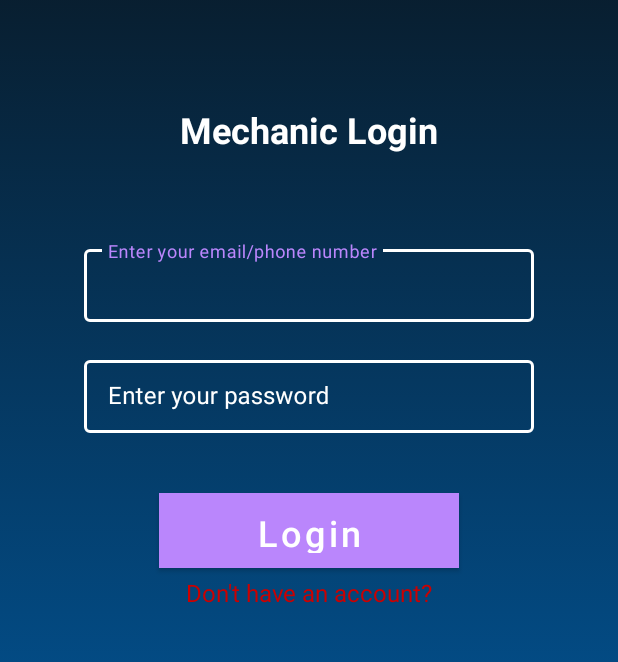
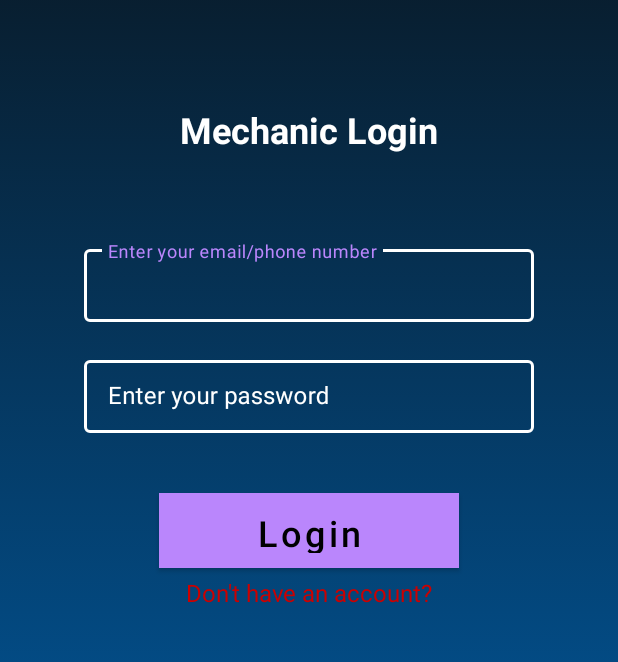
Before and after one commit to SydNS/MobMechan, an Android app: the DriverLoginRegisterActivity screen opened directly, with no data from a screen before it, on a phone screen of 412 x 824 dp, the part 384-1046 px from its top. Run offline under Robolectric (Android 15) with nearby library versions, the phone set to English and light mode, and no system bars; our stand-ins replace Firebase (no records; nobody signed in at launch, a user with empty details on screens opened directly).

Commit message:
redesigned the ui components

```diff
--- a/app/src/main/res/layout/activity_driver_login_register.xml
+++ b/app/src/main/res/layout/activity_driver_login_register.xml
@@ -19,20 +19,20 @@
 
 
     <TextView
-        android:layout_below="@+id/logoimage"
         android:id="@+id/heading"
         android:layout_width="match_parent"
         android:layout_height="wrap_content"
+        android:layout_below="@+id/logoimage"
+        android:layout_alignParentStart="true"
+        android:layout_alignParentLeft="true"
         android:layout_marginTop="70dp"
-        android:layout_alignParentStart="true"
         android:layout_marginBottom="38dp"
+        android:gravity="center_horizontal"
         android:text="Mechanic Login"
         android:textAlignment="center"
         android:textColor="@android:color/white"
         android:textSize="24sp"
-        android:textStyle="bold"
-        android:layout_alignParentLeft="true"
-        android:gravity="center_horizontal" />
+        android:textStyle="bold" />
 
     <com.google.android.material.textfield.TextInputLayout
         android:id="@+id/mechanic_email"
@@ -47,8 +47,8 @@
         <com.google.android.material.textfield.TextInputEditText
             android:layout_width="match_parent"
             android:layout_height="wrap_content"
-            android:inputType="textEmailSubject"
-            android:hint="@string/enter_your_email_phone_number" />
+            android:hint="@string/enter_your_email_phone_number"
+            android:inputType="textEmailSubject" />
     </com.google.android.material.textfield.TextInputLayout>
 
 
@@ -65,38 +65,37 @@
         <com.google.android.material.textfield.TextInputEditText
             android:layout_width="match_parent"
             android:layout_height="wrap_content"
-            android:inputType="textPassword"
-            android:hint="@string/enter_your_password" />
+            android:hint="@string/enter_your_password"
+            android:inputType="textPassword" />
     </com.google.android.material.textfield.TextInputLayout>
 
     <Button
         android:id="@+id/login_driver_btn"
         android:layout_width="200dp"
         android:layout_height="50dp"
-        android:background="@android:color/holo_orange_light"
-        android:backgroundTint="@color/colorAccent"
+        android:layout_below="@+id/mechanic_password"
+        android:layout_centerHorizontal="true"
+        android:layout_marginTop="40dp"
+        android:background="@color/white"
         android:text="Login"
         android:textAllCaps="false"
-        android:textColor="?attr/actionMenuTextColor"
-        android:textSize="24sp"
-        android:layout_marginTop="40dp"
-        android:layout_below="@+id/mechanic_password"
-        android:layout_centerHorizontal="true" />
+        android:textColor="@color/black"
+        android:textSize="24sp" />
 
     <TextView
         android:id="@+id/create_driver_account"
         android:layout_width="match_parent"
         android:layout_height="wrap_content"
+        android:layout_below="@+id/login_driver_btn"
         android:layout_alignParentStart="true"
-        android:layout_below="@+id/login_driver_btn"
+        android:layout_alignParentLeft="true"
         android:layout_marginTop="5dp"
+        android:gravity="center_horizontal"
         android:text="Don't have an account?"
         android:textAlignment="center"
         android:textAllCaps="false"
         android:textColor="@android:color/holo_red_dark"
-        android:textSize="16sp"
-        android:layout_alignParentLeft="true"
-        android:gravity="center_horizontal" />
+        android:textSize="16sp" />
 
     <Button
         android:id="@+id/register_driver_btn"
@@ -105,7 +104,7 @@
         android:layout_below="@+id/create_driver_account"
         android:layout_centerHorizontal="true"
         android:layout_marginTop="20dp"
-        android:background="@android:color/holo_red_light"
+        android:background="@color/light_blue_900"
         android:text="Register"
         android:textColor="@android:color/background_light"
         android:textSize="20sp" />
```
Also changed, not shown: app/src/main/res/layout/activity_customer_login_register.xml (+4 -5 lines), app/src/main/res/layout/activity_welcome.xml (+14 -5 lines).
